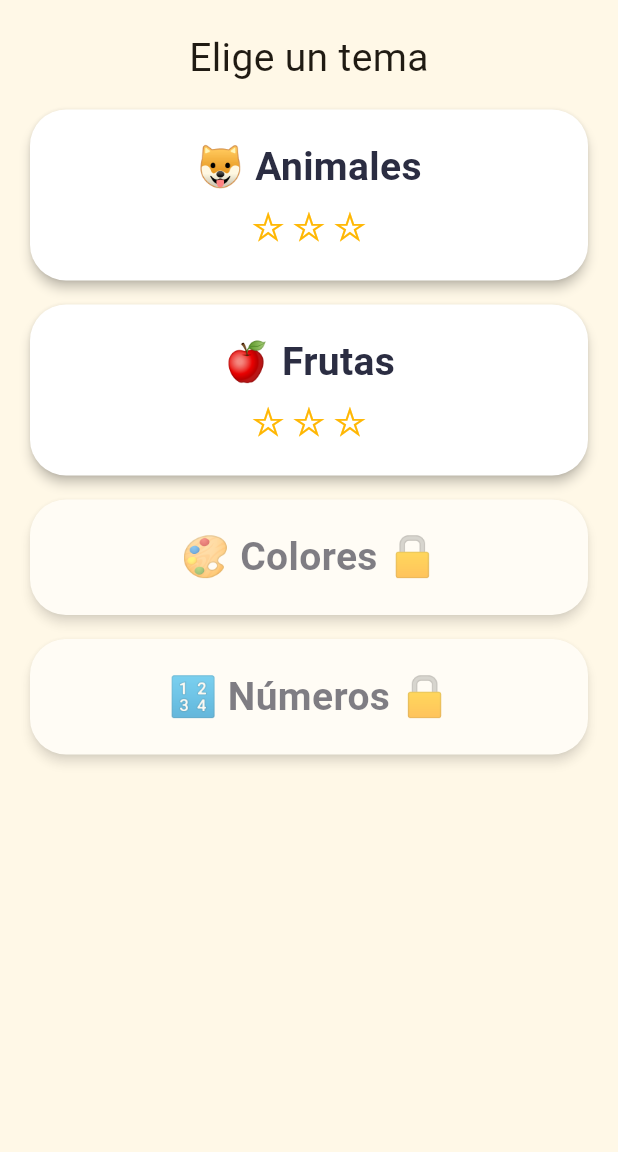
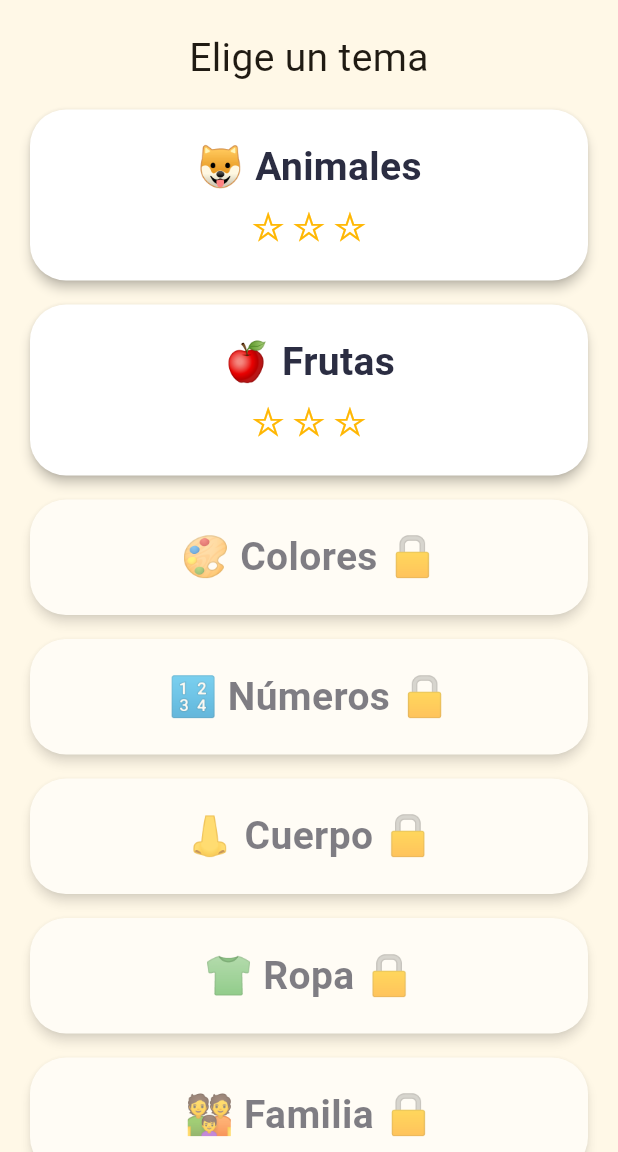
Before and after one commit to VL4N/Infantil, a Flutter app: the EnglishTopicsScreen screen opened directly, on a phone screen of 412 x 824 dp, the part 84-1236 px from its top. Run offline on Flutter 3.47's test engine with Material 3 defaults, Android fonts, the phone set to English and light mode, and no system bars; our stand-ins replace flutter_tts, google_mobile_ads, in_app_purchase, shared_preferences; accounts and stored records are empty.

Commit message:
Add Premium English topics: body, clothes, family and greetings
Four new topics (36 words) for the English questions and the memory
pairs game. They are Premium because only animals and fruits are listed
as free in Config. A test checks every topic has at least 8 unique words
and pictures.

Co-Authored-By: Claude Opus 5.5 <noreply@anthropic.com>
Claude-Session: https://claude.ai/code/session_01GHEmfvE9RiJjtq8QWzqWW1

```diff
--- a/lib/logic/content.dart
+++ b/lib/logic/content.dart
@@ -24,6 +24,22 @@ const topics = [
     ('one', '1'), ('two', '2'), ('three', '3'), ('four', '4'), ('five', '5'),
     ('six', '6'), ('seven', '7'), ('eight', '8'), ('nine', '9'), ('ten', '10'),
   ]),
+  Topic('cuerpo', '👃 Cuerpo', [
+    ('eye', '👁️'), ('ear', '👂'), ('nose', '👃'), ('mouth', '👄'), ('tooth', '🦷'),
+    ('tongue', '👅'), ('hand', '✋'), ('arm', '💪'), ('leg', '🦵'), ('foot', '🦶'),
+  ]),
+  Topic('ropa', '👕 Ropa', [
+    ('shirt', '👕'), ('pants', '👖'), ('dress', '👗'), ('shoes', '👟'), ('hat', '🎩'),
+    ('socks', '🧦'), ('coat', '🧥'), ('glasses', '👓'), ('scarf', '🧣'), ('gloves', '🧤'),
+  ]),
+  Topic('familia', '👪 Familia', [
+    ('mom', '👩'), ('dad', '👨'), ('baby', '👶'), ('grandma', '👵'),
+    ('grandpa', '👴'), ('girl', '👧'), ('boy', '👦'), ('family', '👪'),
+  ]),
+  Topic('saludos', '👋 Saludos', [
+    ('hello', '👋'), ('good morning', '🌅'), ('good night', '🌙'), ('thank you', '🙏'),
+    ('yes', '👍'), ('no', '👎'), ('I love you', '❤️'), ('happy birthday', '🎂'),
+  ]),
 ];
 
 const mathLevels = [(5, '🐣 Hasta 5'), (10, '🐥 Hasta 10'), (20, '🦅 Hasta 20')];
```
Also changed, not shown: 3 other files.
